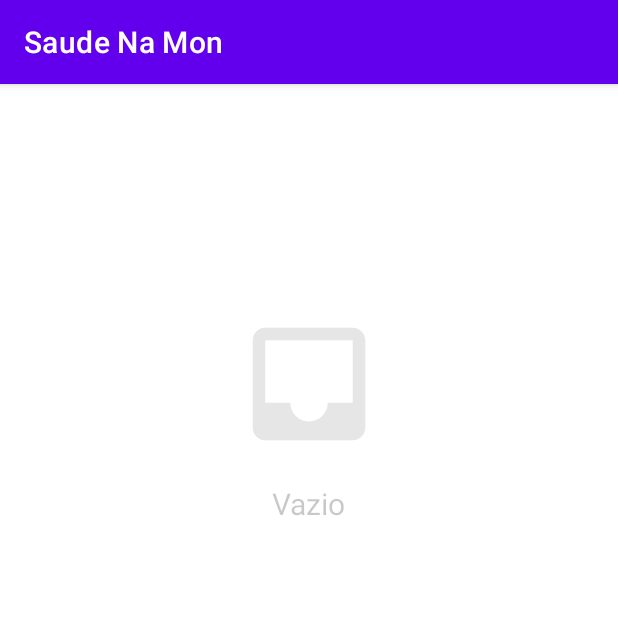
After one commit to adilsonlima1997/TFCAPP, an Android app: the EstoqueActivity screen opened directly, with no data from a screen before it, on a phone screen of 412 x 824 dp, the top half of it. The commit adds this screen. Run offline under Robolectric (Android 15) with nearby library versions, the phone set to English and light mode, and no system bars.

Commit message:
Atualizado em 17/06/2022 21:37

```diff
--- a/app/src/main/AndroidManifest.xml
+++ b/app/src/main/AndroidManifest.xml
@@ -11,7 +11,9 @@
         android:roundIcon="@drawable/logo"
         android:supportsRtl="true"
         android:theme="@style/Theme.Farmacia_V1">
-
+        <activity
+            android:name=".EstoqueActivity"
+            android:exported="false" />
         <!--
              TODO: Before you run your application, you need a Google Maps API key.
 
--- /dev/null
+++ b/app/src/main/java/com/example/farmacia_v1/CustomerAdapterEstoque.java
@@ -0,0 +1,63 @@
+package com.example.farmacia_v1;
+
+import android.content.Context;
+import android.view.LayoutInflater;
+import android.view.View;
+import android.view.ViewGroup;
+import android.widget.TextView;
+
+import androidx.annotation.NonNull;
+import androidx.recyclerview.widget.RecyclerView;
+
+import java.util.ArrayList;
+
+public class CustomerAdapterEstoque extends RecyclerView.Adapter<CustomerAdapterEstoque.MyViewHolder>{
+
+    private Context context;
+    private ArrayList remedio_id, remedio_nome, remedio_quantidade, remedio_descricao;
+
+    CustomerAdapterEstoque(EstoqueActivity estoqueActivity, Context context, ArrayList remedio_id, ArrayList remedio_nome, ArrayList remedio_quantidade, ArrayList remedio_descricao){
+
+        this.context = context;
+        this.remedio_id = remedio_id;
+        this.remedio_nome = remedio_nome;
+        this.remedio_quantidade = remedio_quantidade;
+        this.remedio_descricao = remedio_descricao;
+
+    }
+
+    @NonNull
+    @Override
+    public MyViewHolder onCreateViewHolder(@NonNull ViewGroup parent, int viewType) {
+        LayoutInflater inflater = LayoutInflater.from(context);
+        View view = inflater.inflate(R.layout.recycleview_row,parent, false);
+        return new MyViewHolder(view);
+    }
+
+    @Override
+    public void onBindViewHolder(@NonNull MyViewHolder holder, int position) {
+        holder.remedio_id_txt.setText(String.valueOf(remedio_id.get(position)));
+        holder.remedio_nome_txt.setText(String.valueOf(remedio_nome.get(position)));
+        holder.remedio_quantidade_txt.setText(String.valueOf(remedio_quantidade.get(position)));
+        holder.remedio_descricao_txt.setText(String.valueOf(remedio_descricao.get(position)));
+
+    }
+
+    @Override
+    public int getItemCount() {
+        return remedio_id.size();
+    }
+
+    public class MyViewHolder extends RecyclerView.ViewHolder {
+
+        TextView remedio_id_txt, remedio_nome_txt, remedio_quantidade_txt, remedio_descricao_txt;
+
+        public MyViewHolder(@NonNull View itemView) {
+            super(itemView);
+            remedio_id_txt = itemView.findViewById(R.id.id_remedio);
+            remedio_nome_txt = itemView.findViewById(R.id.nome_remedio);
+            remedio_quantidade_txt = itemView.findViewById(R.id.quan_remedio);
+            remedio_descricao_txt = itemView.findViewById(R.id.des_remedio);
+        }
+    }
+}
--- /dev/null
+++ b/app/src/main/java/com/example/farmacia_v1/EstoqueActivity.java
@@ -0,0 +1,75 @@
+package com.example.farmacia_v1;
+
+import androidx.annotation.Nullable;
+import androidx.appcompat.app.AppCompatActivity;
+import androidx.recyclerview.widget.LinearLayoutManager;
+import androidx.recyclerview.widget.RecyclerView;
+
+import android.content.Intent;
+import android.database.Cursor;
+import android.os.Bundle;
+import android.view.View;
+import android.widget.ImageView;
+import android.widget.TextView;
+
+import java.util.ArrayList;
+
+import Base_dados.DBProdutos;
+
+public class EstoqueActivity extends AppCompatActivity {
+
+    RecyclerView recView;
+    ImageView empty;
+    TextView no_data;
+    DBProdutos dbProdutos;
+    ArrayList<String> remedio_id, remedio_nome, remedio_quantidade, remedio_descricao;
+    CustomerAdapterEstoque customerAdapter;
+
+    @Override
+    protected void onCreate(Bundle savedInstanceState) {
+        super.onCreate(savedInstanceState);
+        setContentView(R.layout.activity_estoque);
+
+        recView = findViewById(R.id.recyclerview);
+        empty = findViewById(R.id.empty_box);
+        no_data = findViewById(R.id.no_data);
+
+        dbProdutos = new DBProdutos(EstoqueActivity.this);
+        remedio_id = new ArrayList<>();
+        remedio_nome = new ArrayList<>();
+        remedio_quantidade = new ArrayList<>();
+        remedio_descricao = new ArrayList<>();
+
+        displayData();
+        customerAdapter = new CustomerAdapterEstoque(EstoqueActivity.this, this,remedio_id, remedio_nome,remedio_quantidade,remedio_descricao);
+        recView.setAdapter(customerAdapter);
+        recView.setLayoutManager(new LinearLayoutManager(EstoqueActivity.this));
+    }
+
+    @Override
+    protected void onActivityResult(int requestCode, int resultCode, @Nullable Intent data) {
+        super.onActivityResult(requestCode, resultCode, data);
+        //refresh the activity
+        if(requestCode == 1){
+            recreate();
+        }
+    }
+
+    public void displayData(){
+        Cursor cursor = dbProdutos.readAllData();
+
+        if (cursor.getCount() == 0){
+            empty.setVisibility(View.VISIBLE);
+            no_data.setVisibility(View.VISIBLE);
+        }else{
+            while(cursor.moveToNext()){
+                remedio_id.add(cursor.getString(0));
+                remedio_nome.add(cursor.getString(1));
+                remedio_quantidade.add(cursor.getString(2));
+                remedio_descricao.add(cursor.getString(3));
+            }
+            empty.setVisibility(View.GONE);
+            no_data.setVisibility(View.GONE);
+        }
+    }
+}
--- /dev/null
+++ b/app/src/main/res/layout/activity_estoque.xml
@@ -0,0 +1,45 @@
+<?xml version="1.0" encoding="utf-8"?>
+<androidx.constraintlayout.widget.ConstraintLayout xmlns:android="http://schemas.android.com/apk/res/android"
+    xmlns:app="http://schemas.android.com/apk/res-auto"
+    xmlns:tools="http://schemas.android.com/tools"
+    android:layout_width="match_parent"
+    android:layout_height="match_parent"
+    tools:context=".EstoqueActivity">
+
+    <androidx.recyclerview.widget.RecyclerView
+        android:id="@+id/recyclerview"
+        android:layout_width="409dp"
+        android:layout_height="729dp"
+        android:paddingTop="?attr/actionBarSize"
+        app:layout_constraintBottom_toBottomOf="parent"
+        app:layout_constraintStart_toStartOf="parent"
+        app:layout_constraintTop_toTopOf="parent">
+
+    </androidx.recyclerview.widget.RecyclerView>
+
+    <ImageView
+        android:id="@+id/empty_box"
+        android:layout_width="100dp"
+        android:layout_height="100dp"
+        android:layout_marginTop="150dp"
+        android:alpha="0.1"
+        android:visibility="gone"
+        app:layout_constraintEnd_toEndOf="parent"
+        app:layout_constraintStart_toStartOf="parent"
+        app:layout_constraintTop_toTopOf="parent"
+        app:srcCompat="@drawable/ic_inbox" />
+
+    <TextView
+        android:id="@+id/no_data"
+        android:layout_width="wrap_content"
+        android:layout_height="wrap_content"
+        android:layout_marginTop="16dp"
+        android:text="Vazio"
+        android:visibility="gone"
+        android:textSize="20sp"
+        android:alpha="0.4"
+        app:layout_constraintEnd_toEndOf="parent"
+        app:layout_constraintStart_toStartOf="parent"
+        app:layout_constraintTop_toBottomOf="@+id/empty_box" />
+
+</androidx.constraintlayout.widget.ConstraintLayout>
```
Also changed, not shown: app/src/main/java/com/example/farmacia_v1/HomeActivity.java (+10 -1 lines).
